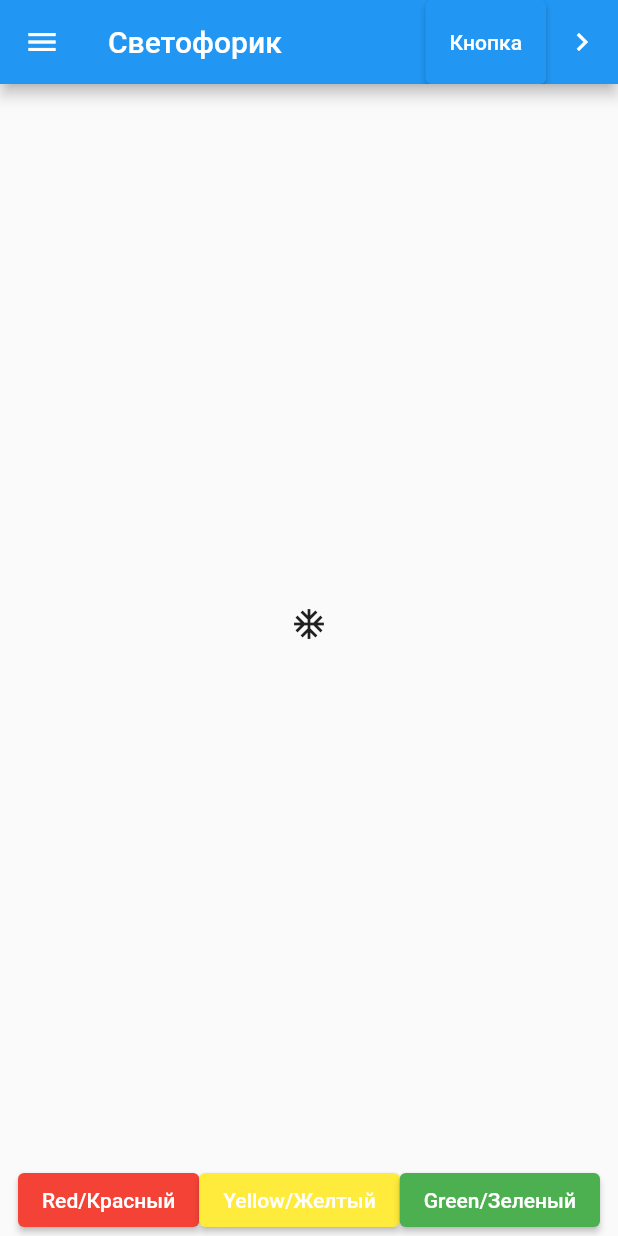
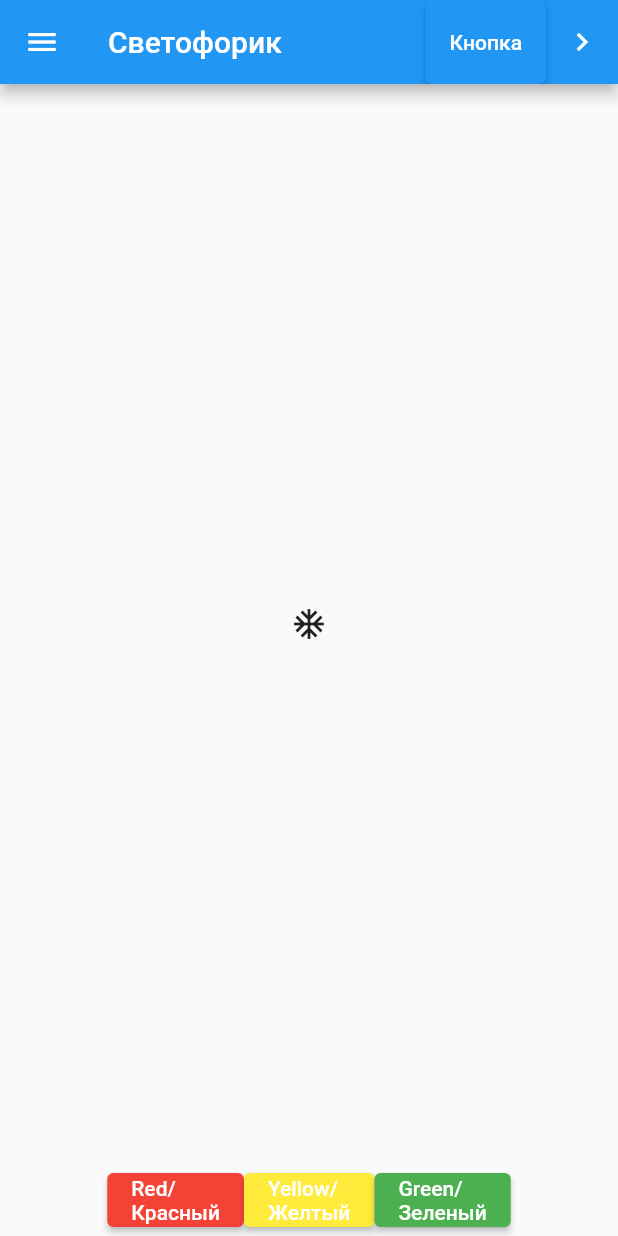
Before and after one commit to MFaradei/burger, a Flutter app: the screen it shows after launch, on a phone screen of 412 x 824 dp. Run offline on Flutter 3.47's test engine with Material 2 defaults, Android fonts, the phone set to English and light mode, and no system bars.

Commit message:
/n добавил

```diff
--- a/lib/rooot.dart
+++ b/lib/rooot.dart
@@ -18,17 +18,17 @@ class _RoootState extends State<Rooot> {
         children: [
           ElevatedButton(
             onPressed: () => Navigator.pushNamed(context, '/red'),
-            child: Text('Red/Красный'),
+            child: Text('Red/\nКрасный'),
             style: ElevatedButton.styleFrom(primary: Colors.red),
           ),
           ElevatedButton(
             onPressed: () => Navigator.pushNamed(context, '/yellow'),
-            child: Text('Yellow/Желтый'),
+            child: Text('Yellow/\nЖелтый'),
             style: ElevatedButton.styleFrom(primary: Colors.yellow),
           ),
           ElevatedButton(
             onPressed: () => Navigator.pushNamed(context, '/green'),
-            child: Text('Green/Зеленый'),
+            child: Text('Green/\nЗеленый'),
             style: ElevatedButton.styleFrom(primary: Colors.green),
           )
         ],
```
